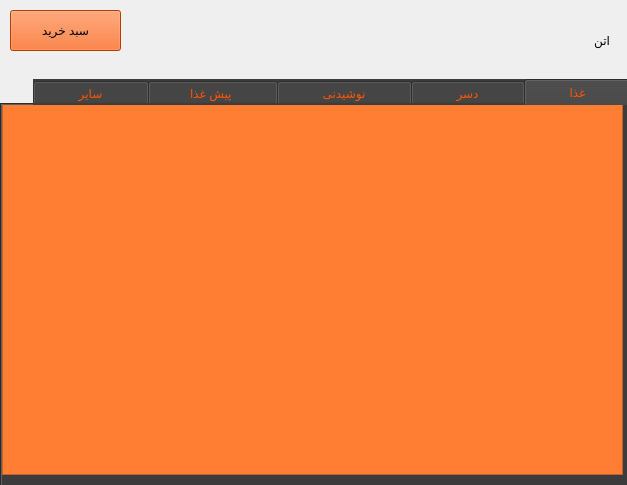
Above: restaurantMenu.ui from pooratho/FOOD before the change. Below: the same form after it.
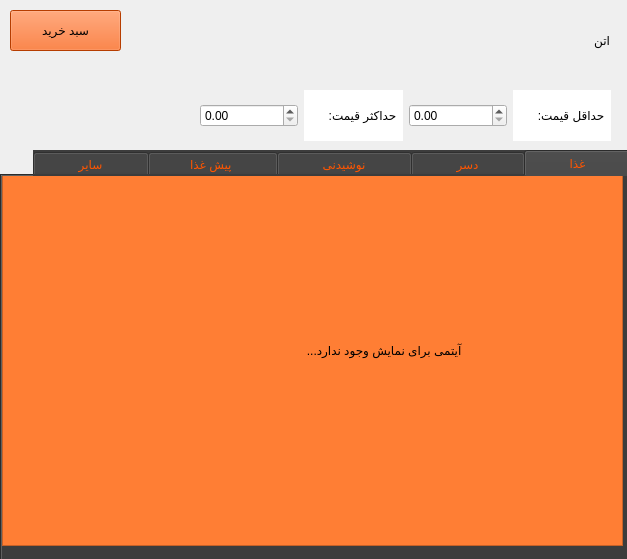
That is the form after the change. The open tabs and pages were chosen to show the change. Icons and pictures are not drawn.

Commit message: add price filter to the menu

```diff
--- a/restaurantMenu.ui
+++ b/restaurantMenu.ui
@@ -7,7 +7,7 @@
     <x>0</x>
     <y>0</y>
     <width>627</width>
-    <height>485</height>
+    <height>559</height>
    </rect>
   </property>
   <property name="windowTitle">
@@ -17,7 +17,7 @@
    <property name="geometry">
     <rect>
      <x>0</x>
-     <y>79</y>
+     <y>150</y>
      <width>631</width>
      <height>411</height>
     </rect>
@@ -59,6 +59,24 @@
        <string notr="true">background-color: rgb(255, 126, 52);</string>
       </property>
      </widget>
+     <widget class="QLabel" name="label_4">
+      <property name="geometry">
+       <rect>
+        <x>135</x>
+        <y>150</y>
+        <width>331</width>
+        <height>51</height>
+       </rect>
+      </property>
+      <property name="styleSheet">
+       <string notr="true">color: rgb(0, 0, 0);
+font: 20pt &quot;B Farnaz&quot;;
+background-color: rgb(255, 126, 52);</string>
+      </property>
+      <property name="text">
+       <string>  آیتمی برای نمایش وجود ندارد...</string>
+      </property>
+     </widget>
     </widget>
    </widget>
    <widget class="QWidget" name="tab_2">
@@ -177,7 +195,7 @@
      <x>0</x>
      <y>0</y>
      <width>631</width>
-     <height>111</height>
+     <height>151</height>
     </rect>
    </property>
    <property name="styleSheet">
@@ -187,6 +205,48 @@
 </string>
    </property>
   </widget>
+  <widget class="QWidget" name="horizontalLayoutWidget">
+   <property name="geometry">
+    <rect>
+     <x>200</x>
+     <y>90</y>
+     <width>411</width>
+     <height>51</height>
+    </rect>
+   </property>
+   <layout class="QHBoxLayout" name="horizontalLayout">
+    <item>
+     <widget class="QDoubleSpinBox" name="doubleSpinBox_2"/>
+    </item>
+    <item>
+     <widget class="QLabel" name="label_3">
+      <property name="styleSheet">
+       <string notr="true">color: rgb(0, 0, 0);
+background-color: rgb(255, 255, 255);
+font: 15pt &quot;B Farnaz&quot;;</string>
+      </property>
+      <property name="text">
+       <string>  حداکثر قیمت:</string>
+      </property>
+     </widget>
+    </item>
+    <item>
+     <widget class="QDoubleSpinBox" name="doubleSpinBox"/>
+    </item>
+    <item>
+     <widget class="QLabel" name="label_2">
+      <property name="styleSheet">
+       <string notr="true">color: rgb(0, 0, 0);
+background-color: rgb(255, 255, 255);
+font: 15pt &quot;B Farnaz&quot;;</string>
+      </property>
+      <property name="text">
+       <string>  حداقل قیمت:</string>
+      </property>
+     </widget>
+    </item>
+   </layout>
+  </widget>
   <zorder>widget_2</zorder>
   <zorder>tabWidget</zorder>
   <zorder>label</zorder>
```
Left out of the diff: 75 changed lines with no effect on the pictures.
